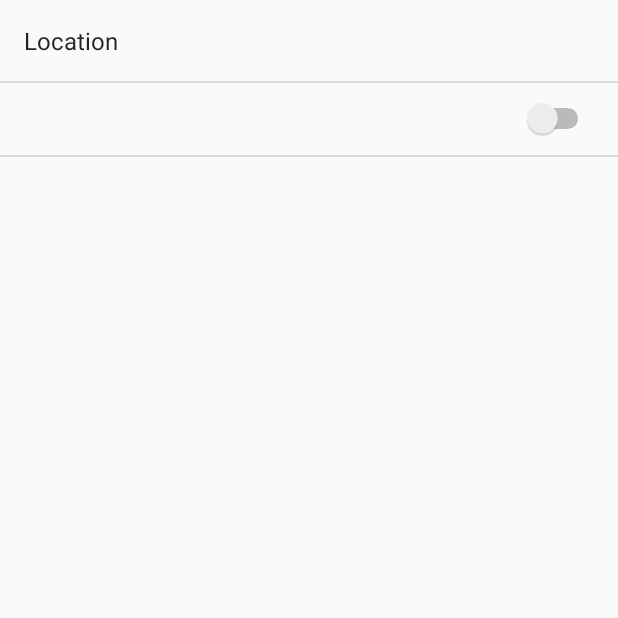
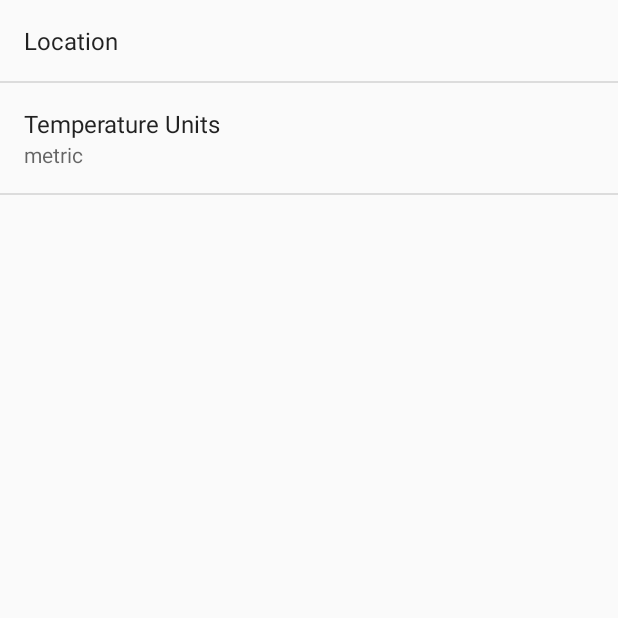
Before and after one commit to fnc314/sunshine_app_udacity_android, an Android app: the SettingsActivity screen opened directly, with no data from a screen before it, on a phone screen of 412 x 824 dp, the top half of it. Run offline under Robolectric (Android 15) with nearby library versions, the phone set to English and light mode, and no system bars.

Commit message:
removed excessive files in  directory...working on app crashing at launch

```diff
--- a/app/src/main/java/com/fnc314/sunshine/app/ForecastFragment.java
+++ b/app/src/main/java/com/fnc314/sunshine/app/ForecastFragment.java
@@ -150,7 +150,7 @@ public class ForecastFragment extends Fragment {
             //  Convert to milliseconds and then to valid date
             Date date = new Date(time * 1000);
             SimpleDateFormat format = new SimpleDateFormat("E, MMM d");
-            return format.format(date).toString();
+            return format.format(date);
         }
 
         // Preparation of Weather High/Low for presentation
@@ -175,7 +175,7 @@ public class ForecastFragment extends Fragment {
             // We assume user doesn't care about tenths (or smaller increments) of a degree
             long roundedHigh = Math.round(high);
             long roundedLow = Math.round(low);
-            String highLowStr = roundedHigh + "/" +roundedLow;
+            String highLowStr = roundedHigh + "/" + roundedLow;
             return highLowStr;
         }
 
@@ -269,7 +269,7 @@ public class ForecastFragment extends Fragment {
                 // Info at http://openweathermap.com/API#forecast
                 URL url = new URL(builtUri.toString());
 
-                Log.v(LOG_TAG, ">>BUILD URL<< " + builtUri.toString());
+                // Log.v(LOG_TAG, ">>BUILD URL<< " + builtUri.toString());
 
                 // Request to OpenWeatherMap and open the connection
                 urlConnection = (HttpURLConnection) url.openConnection();
--- /dev/null
+++ b/app/src/main/res/values/arrays.xml
@@ -0,0 +1,14 @@
+<?xml version="1.0" encoding="utf-8"?>
+<resources>
+
+    <string-array name="pref_units_options">
+        <item>@string/pref_units_label_metric</item>
+        <item>@string/pref_units_label_imperial</item>
+    </string-array>
+
+    <string-array name="pref_units_values">
+        <item>@string/pref_units_label_metric</item>
+        <item>@string/pref_units_label_imperial</item>
+    </string-array>
+
+</resources>
--- a/app/src/main/res/values/strings.xml
+++ b/app/src/main/res/values/strings.xml
@@ -18,8 +18,9 @@
     <!--Settings/Strings for Unit Setting-->
     <string name="pref_units_label">Temperature Units</string>
     <string name="pref_units_label_metric">Metric</string>
-    <string name="pref_units_label_imperical">Imperical</string>
+    <string name="pref_units_label_imperial">Imperial</string>
     <string name="pref_units_key" translatable="false">units</string>
     <string name="pref_units_metric" translatable="false">metric</string>
     <string name="pref_units_imperial" translatable="false">imperial</string>
+
 </resources>
--- a/app/src/main/res/xml/pref_general.xml
+++ b/app/src/main/res/xml/pref_general.xml
@@ -9,7 +9,12 @@
         android:inputType="text"
         android:singleLine="true" />
 
-    <SwitchPreference />
+    <ListPreference
+        android:title="@string/pref_units_label"
+        android:key="@string/pref_units_key"
+        android:defaultValue="@string/pref_units_metric"
+        android:entryValues="@array/pref_units_values"
+        android:entries="@array/pref_units_options" />
 
 
 </PreferenceScreen>
```
Also changed, not shown: app/src/main/res/xml/pref_data_sync.xml (deleted, +0 -21 lines), app/src/main/res/xml/pref_headers.xml (deleted, +0 -17 lines), app/src/main/res/xml/pref_notification.xml (deleted, +0 -27 lines).
